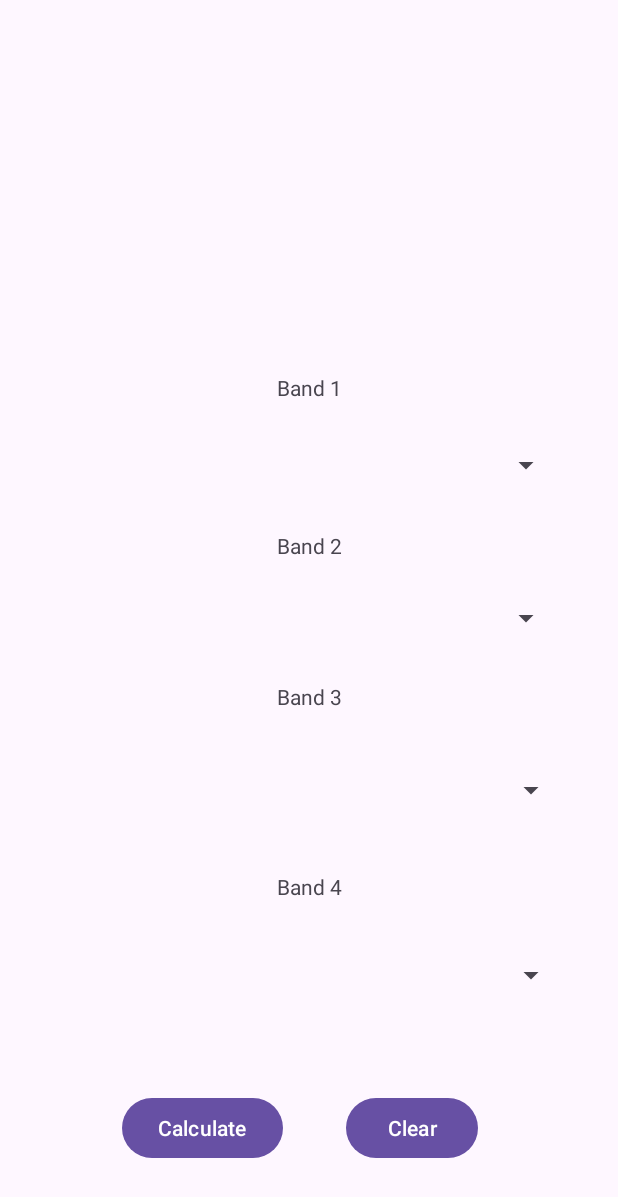
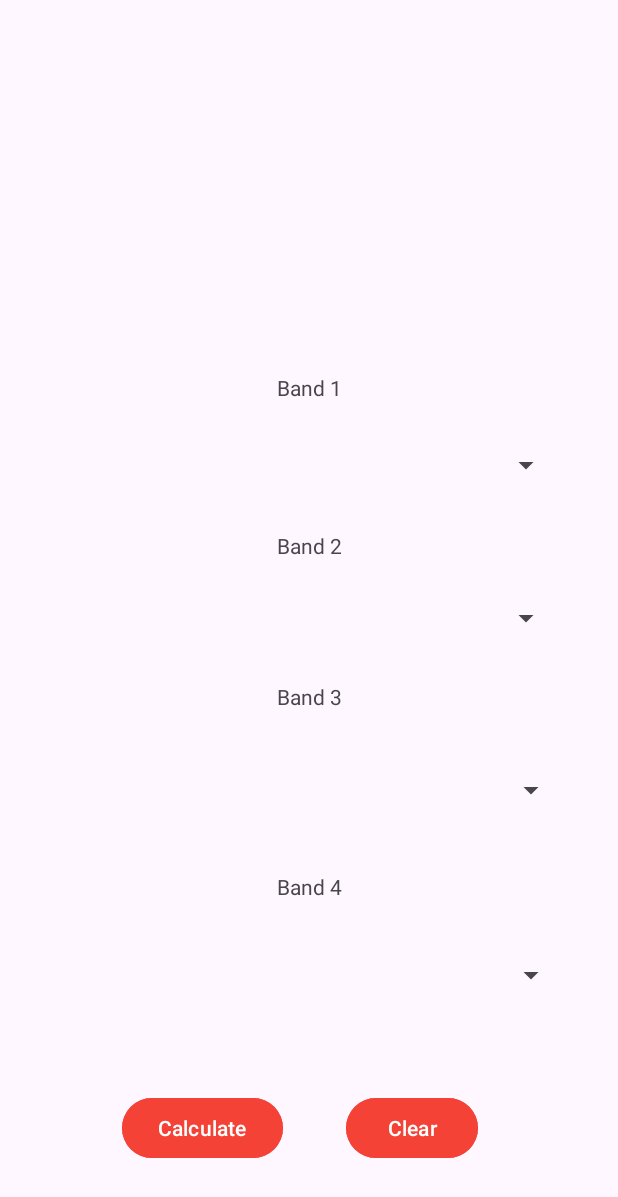
Before and after one commit to S00227303inatusligo/Resistor_Calculator_App, an Android app: the layout activity_main.xml on its own in the app's theme, with its tools: preview values and no code run, on a phone screen of 412 x 824 dp. Shown: the top 1197 px of the screen. Run offline under Robolectric (Android 15) with nearby library versions, the phone set to English and light mode, and no system bars.

Commit message:
Project layout done, java started.

```diff
--- a/app/src/main/res/layout/activity_main.xml
+++ b/app/src/main/res/layout/activity_main.xml
@@ -15,6 +15,7 @@
         android:layout_marginTop="38dp"
         android:layout_marginEnd="37dp"
         android:layout_marginBottom="40dp"
+        android:spinnerMode="dropdown"
         app:layout_constraintBottom_toBottomOf="@+id/textViewBand2"
         app:layout_constraintEnd_toEndOf="parent"
         app:layout_constraintStart_toStartOf="parent"
@@ -26,6 +27,7 @@
         android:layout_height="46dp"
         android:layout_marginStart="37dp"
         android:layout_marginEnd="37dp"
+        android:spinnerMode="dropdown"
         app:layout_constraintBottom_toBottomOf="parent"
         app:layout_constraintEnd_toEndOf="parent"
         app:layout_constraintStart_toStartOf="parent"
@@ -39,6 +41,7 @@
         android:layout_marginTop="37dp"
         android:layout_marginEnd="34dp"
         android:layout_marginBottom="39dp"
+        android:spinnerMode="dropdown"
         app:layout_constraintBottom_toBottomOf="@+id/textViewBand4"
         app:layout_constraintEnd_toEndOf="parent"
         app:layout_constraintStart_toStartOf="parent"
@@ -52,6 +55,7 @@
         android:layout_marginTop="34dp"
         android:layout_marginEnd="34dp"
         android:layout_marginBottom="43dp"
+        android:spinnerMode="dropdown"
         app:layout_constraintBottom_toTopOf="@+id/buttonCalculate"
         app:layout_constraintEnd_toEndOf="parent"
         app:layout_constraintStart_toStartOf="parent"
@@ -101,6 +105,8 @@
         android:layout_width="wrap_content"
         android:layout_height="wrap_content"
         android:layout_marginStart="81dp"
+        android:backgroundTint="#F44336"
+        android:onClick="doCalculate"
         android:text="Calculate"
         app:layout_constraintBaseline_toBaselineOf="@+id/buttonClear"
         app:layout_constraintStart_toStartOf="parent" />
@@ -111,6 +117,8 @@
         android:layout_height="wrap_content"
         android:layout_marginEnd="93dp"
         android:layout_marginBottom="48dp"
+        android:backgroundTint="#F44336"
+        android:onClick="doClear"
         android:text="Clear"
         app:layout_constraintBottom_toBottomOf="parent"
         app:layout_constraintEnd_toEndOf="parent" />
@@ -119,9 +127,11 @@
         android:id="@+id/textViewResult"
         android:layout_width="wrap_content"
         android:layout_height="wrap_content"
+        android:layout_marginStart="20dp"
         android:layout_marginTop="102dp"
         android:layout_marginBottom="101dp"
         app:layout_constraintBottom_toBottomOf="@+id/textViewBand1"
         app:layout_constraintStart_toStartOf="@+id/textViewBand1"
-        app:layout_constraintTop_toTopOf="parent" />
+        app:layout_constraintTop_toTopOf="parent"
+        app:layout_constraintVertical_bias="1.0" />
 </androidx.constraintlayout.widget.ConstraintLayout>
```
Also changed, not shown: app/src/main/java/com/example/resistorcalculatorapp/MainActivity.java (+95 -7 lines).
